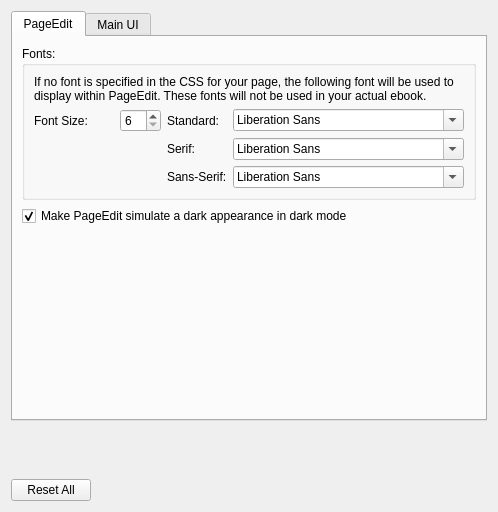
First picture: the form in PAppearanceWidget.ui, repository Sigil-Ebook/PageEdit, before the edit.
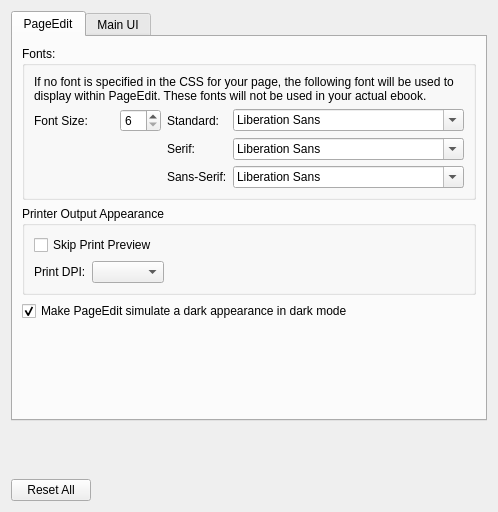
Second picture: the form after the edit.

```diff
--- a/PAppearanceWidget.ui
+++ b/PAppearanceWidget.ui
@@ -150,6 +150,54 @@
          </layout>
         </widget>
        </item>
+      
+       <item>
+        <widget class="QGroupBox" name="groupBox_PreviewPrint">
+         <property name="title">
+          <string>Printer Output Appearance</string>
+         </property>
+         <layout class="QVBoxLayout" name="verticalLayout_6">
+          <item>
+           <widget class="QCheckBox" name="chkSkipPrintPreview">
+            <property name="toolTip">
+             <string>Skip Print Preview</string>
+            </property>
+            <property name="text">
+             <string>Skip Print Preview</string>
+            </property>
+           </widget>
+          </item>
+          <item>
+           <layout class="QHBoxLayout" name="horizontalLayout_3">
+            <item>
+             <widget class="QLabel" name="lblPrintDPI">
+              <property name="text">
+               <string>Print DPI:</string>
+              </property>
+             </widget>
+            </item>
+            <item>
+             <widget class="QComboBox" name="cboPrintDPI"/>
+            </item>
+            <item>
+             <spacer name="horizontalSpacer_5">
+              <property name="orientation">
+               <enum>Qt::Horizontal</enum>
+              </property>
+              <property name="sizeHint" stdset="0">
+               <size>
+                <width>40</width>
+                <height>20</height>
+               </size>
+              </property>
+             </spacer>
+            </item>
+           </layout>
+          </item>
+         </layout>
+        </widget>
+       </item>
+
        <item>
         <widget class="QCheckBox" name="PreviewDarkInDM">
          <property name="text">
```
Left out of the diff: 1 changed line with no effect on the pictures.
